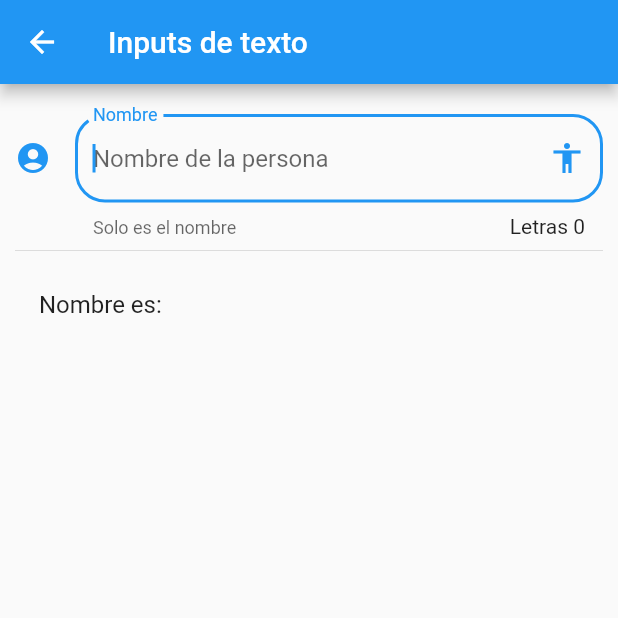
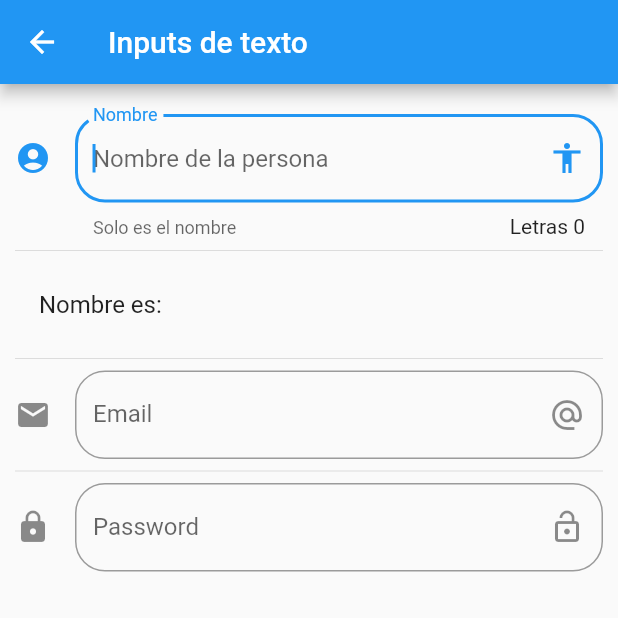
Before and after one commit to jcperezz/flutter-demos, a Flutter app: the InputPage screen opened by its route, on a phone screen of 412 x 824 dp, the top half of it. Run offline on Flutter 3.47's test engine with Material 2 defaults, Android fonts, the phone set to English and light mode, and no system bars.

Commit message:
79. Email y password

```diff
--- a/componentes/lib/src/pages/input_page.dart
+++ b/componentes/lib/src/pages/input_page.dart
@@ -9,6 +9,7 @@
 
 class _InputPageState extends State<InputPage> {
   String _nombre = '';
+  String _email = '';
 
   @override
   Widget build(BuildContext context) {
@@ -22,6 +23,10 @@
           _crearInput(),
           Divider(),
           _crearPersona(),
+          Divider(),
+          _crearEmail(),
+          Divider(),
+          _crearPassword(),
         ],
       ),
     );
@@ -53,4 +58,36 @@
       title: Text('Nombre es: $_nombre'),
     );
   }
+
+  Widget _crearEmail() {
+    return TextField(
+      keyboardType: TextInputType.emailAddress,
+      decoration: InputDecoration(
+        border: OutlineInputBorder(borderRadius: BorderRadius.circular(20.0)),
+        hintText: 'Email',
+        labelText: 'Email',
+        suffixIcon: Icon(Icons.alternate_email),
+        icon: Icon(Icons.email),
+      ),
+      onChanged: (value) => setState(() {
+        _email = value;
+      }),
+    );
+  }
+
+  Widget _crearPassword() {
+    return TextField(
+      obscureText: true,
+      decoration: InputDecoration(
+        border: OutlineInputBorder(borderRadius: BorderRadius.circular(20.0)),
+        hintText: 'Password',
+        labelText: 'Password',
+        suffixIcon: Icon(Icons.lock_open),
+        icon: Icon(Icons.lock),
+      ),
+      onChanged: (value) => setState(() {
+        _email = value;
+      }),
+    );
+  }
 }
```
